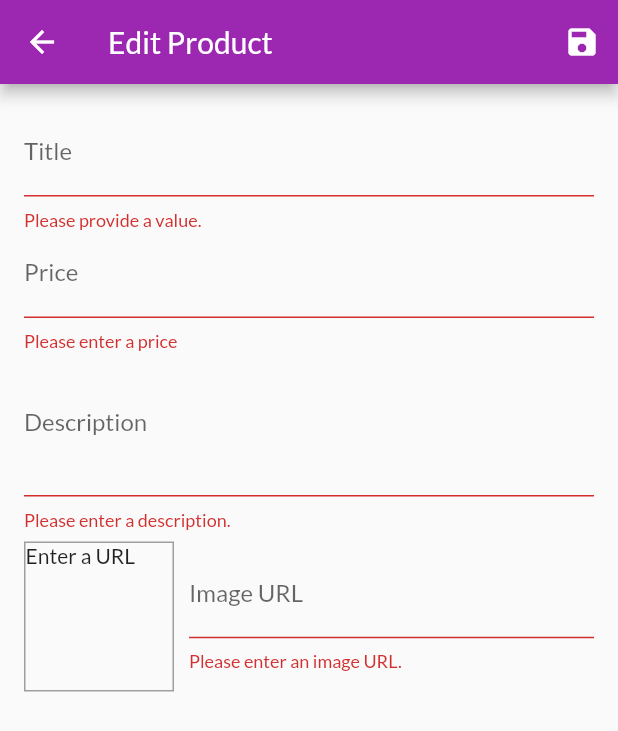
After one commit to ahmetsarac/flutter-shop, a Flutter app: the EditProductScreen screen opened by its route, after a tap on the "save" icon, on a phone screen of 412 x 824 dp. The commit adds this screen. Shown: the top 731 px of the screen. Run offline on Flutter 3.47's test engine with Material 2 defaults, Android fonts, the phone set to English and light mode, and no system bars; network calls fail.

Commit message:
Edit Products Screen is added.

```diff
--- a/lib/main.dart
+++ b/lib/main.dart
@@ -1,6 +1,7 @@
 import 'package:flutter/material.dart';
 import 'package:shop/providers/orders.dart';
 import 'package:shop/screens/cart_screen.dart';
+import 'package:shop/screens/edit_product_screen.dart';
 import 'package:shop/screens/orders_screen.dart';
 import 'package:shop/screens/product_detail_screen.dart';
 import 'package:shop/screens/products_overview_screen.dart';
@@ -45,6 +46,7 @@ class MyApp extends StatelessWidget {
           CartScreen.routeName: (context) => const CartScreen(),
           OrdersScreen.routeName: (context) => const OrdersScreen(),
           UserProductsScreen.routeName: (context) => const UserProductsScreen(),
+          EditProductScreen.routeName: (context) => const EditProductScreen(),
         },
       ),
     );
--- a/lib/providers/products.dart
+++ b/lib/providers/products.dart
@@ -49,8 +49,15 @@ class Products with ChangeNotifier {
     return _items.firstWhere((prod) => prod.id == id);
   }
 
-  void addProduct() {
-    //_items.add(value);
+  void addProduct(Product product) {
+    final newProduct = Product(
+      title: product.title,
+      description: product.description,
+      imageUrl: product.imageUrl,
+      price: product.price,
+      id: DateTime.now().toString(),
+    );
+    _items.add(newProduct);
     notifyListeners();
   }
 }
--- /dev/null
+++ b/lib/screens/edit_product_screen.dart
@@ -0,0 +1,182 @@
+import 'package:flutter/material.dart';
+import 'package:provider/provider.dart';
+import 'package:shop/providers/product.dart';
+
+import '../providers/products.dart';
+
+class EditProductScreen extends StatefulWidget {
+  const EditProductScreen({Key? key}) : super(key: key);
+
+  static const routeName = '/edit-product';
+
+  @override
+  State<EditProductScreen> createState() => _EditProductScreenState();
+}
+
+class _EditProductScreenState extends State<EditProductScreen> {
+  final _imageUrlController = TextEditingController();
+  final _form = GlobalKey<FormState>();
+  Product _editedProduct =
+      Product(id: '', title: '', description: '', price: 0, imageUrl: '');
+
+  @override
+  void dispose() {
+    _imageUrlController.dispose();
+    super.dispose();
+  }
+
+  void _saveForm() {
+    final isValid = _form.currentState?.validate();
+    if (!isValid!) {
+      return;
+    }
+    _form.currentState?.save();
+    Provider.of<Products>(context, listen: false).addProduct(_editedProduct);
+    Navigator.of(context).pop();
+  }
+
+  @override
+  Widget build(BuildContext context) {
+    return Scaffold(
+      appBar: AppBar(
+        title: const Text('Edit Product'),
+        actions: [
+          IconButton(
+            onPressed: _saveForm,
+            icon: const Icon(Icons.save),
+          )
+        ],
+      ),
+      body: Padding(
+        padding: const EdgeInsets.all(16.0),
+        child: Form(
+          key: _form,
+          child: ListView(
+            children: [
+              TextFormField(
+                decoration: const InputDecoration(labelText: 'Title'),
+                textInputAction: TextInputAction.next,
+                onSaved: (value) {
+                  _editedProduct = Product(
+                      id: '',
+                      title: value!,
+                      description: _editedProduct.description,
+                      price: _editedProduct.price,
+                      imageUrl: _editedProduct.imageUrl);
+                },
+                validator: (value) {
+                  if (value!.isEmpty) {
+                    return 'Please provide a value.';
+                  }
+                  return null;
+                },
+              ),
+              TextFormField(
+                decoration: const InputDecoration(labelText: 'Price'),
+                textInputAction: TextInputAction.next,
+                keyboardType: TextInputType.number,
+                onSaved: (value) {
+                  _editedProduct = Product(
+                      id: '',
+                      title: _editedProduct.title,
+                      description: _editedProduct.description,
+                      price: double.parse(value!),
+                      imageUrl: _editedProduct.imageUrl);
+                },
+                validator: (value) {
+                  if (value!.isEmpty) {
+                    return 'Please enter a price';
+                  }
+                  if (double.tryParse(value) == null) {
+                    return 'Please enter a valid number.';
+                  }
+                  if (double.parse(value) <= 0) {
+                    return 'Please enter a number greater than zero';
+                  }
+                  return null;
+                },
+              ),
+              TextFormField(
+                decoration: const InputDecoration(labelText: 'Description'),
+                maxLines: 3,
+                keyboardType: TextInputType.multiline,
+                onSaved: (value) {
+                  _editedProduct = Product(
+                      id: '',
+                      title: _editedProduct.title,
+                      description: value!,
+                      price: _editedProduct.price,
+                      imageUrl: _editedProduct.imageUrl);
+                },
+                validator: (value) {
+                  if (value!.isEmpty) {
+                    return 'Please enter a description.';
+                  }
+                  if (value.length < 10) {
+                    return 'Should be at least 10 characters long.';
+                  }
+                  return null;
+                },
+              ),
+              Row(
+                children: [
+                  Container(
+                    width: 100,
+                    height: 100,
+                    margin: const EdgeInsets.only(top: 8, right: 10),
+                    decoration: BoxDecoration(
+                      border: Border.all(width: 1.0, color: Colors.grey),
+                    ),
+                    child: _imageUrlController.text.isEmpty
+                        ? const Text('Enter a URL')
+                        : FittedBox(
+                            child: Image.network(
+                              _imageUrlController.text,
+                              fit: BoxFit.cover,
+                            ),
+                          ),
+                  ),
+                  Expanded(
+                    child: TextFormField(
+                      decoration: const InputDecoration(labelText: 'Image URL'),
+                      keyboardType: TextInputType.url,
+                      textInputAction: TextInputAction.done,
+                      controller: _imageUrlController,
+                      onEditingComplete: () {
+                        setState(() {});
+                      },
+                      onFieldSubmitted: (_) => _saveForm(),
+                      onSaved: (value) {
+                        _editedProduct = Product(
+                            id: '',
+                            title: _editedProduct.title,
+                            description: _editedProduct.description,
+                            price: _editedProduct.price,
+                            imageUrl: value!);
+                      },
+                      validator: (value) {
+                        if (value!.isEmpty) {
+                          return 'Please enter an image URL.';
+                        }
+                        if (!value.startsWith('http') &&
+                            !value.startsWith('https')) {
+                          return 'Please enter a valid URL.';
+                        }
+                        if (!value.endsWith('.png') &&
+                            !value.endsWith('.jpg') &&
+                            !value.endsWith('.jpeg')) {
+                          return 'Please enter a valid image URL.';
+                        }
+                        return null;
+                      },
+                    ),
+                  ),
+                ],
+              ),
+            ],
+          ),
+        ),
+      ),
+    );
+  }
+}
--- a/lib/screens/user_products_screen.dart
+++ b/lib/screens/user_products_screen.dart
@@ -1,5 +1,6 @@
 import 'package:flutter/material.dart';
 import 'package:provider/provider.dart';
+import 'package:shop/screens/edit_product_screen.dart';
 import 'package:shop/widgets/app_drawer.dart';
 import 'package:shop/widgets/user_product_item.dart';
 
@@ -19,7 +20,9 @@ class UserProductsScreen extends StatelessWidget {
         actions: [
           IconButton(
             icon: const Icon(Icons.add),
-            onPressed: () {},
+            onPressed: () {
+              Navigator.of(context).pushNamed(EditProductScreen.routeName);
+            },
           ),
         ],
       ),
```
